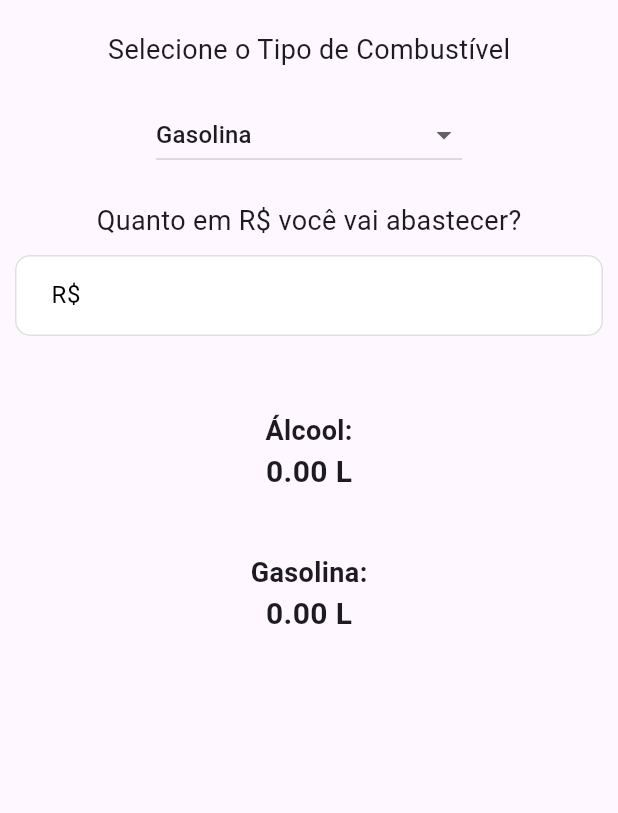
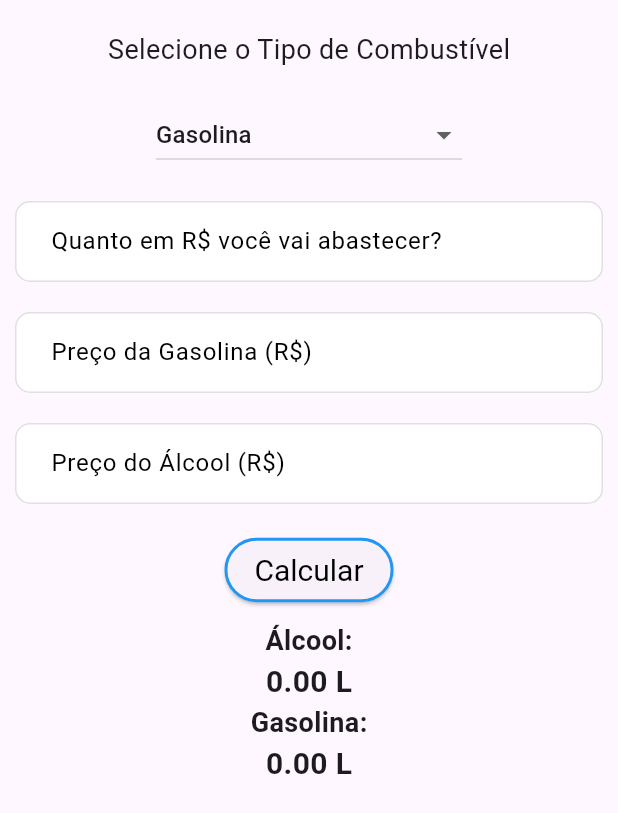
Before and after one commit to masamps/fuel_tune, a Flutter app: the ValorInfo widget shown alone on an empty page, opened directly, on a phone screen of 412 x 824 dp. Shown: the top 813 px of the screen. Run offline on Flutter 3.47's test engine with Material 3 defaults, Android fonts, the phone set to English and light mode, and no system bars; our stand-ins replace animated_toggle_switch.

Commit message:
!Finaliza seção Mistura -> Valor

```diff
--- a/fuel_tune/lib/screens/home/mixture_page/valor_info.dart
+++ b/fuel_tune/lib/screens/home/mixture_page/valor_info.dart
@@ -1,6 +1,7 @@
 import 'package:flutter/material.dart';
 import 'package:fuel_tune/models/tipo_combustivel.dart';
 import 'package:fuel_tune/services/calculo_combustivel.dart';
+import 'package:fuel_tune/widgets/input_field_widget.dart';
 
 class ValorInfo extends StatefulWidget {
   @override
@@ -10,6 +11,8 @@ class ValorInfo extends StatefulWidget {
 class _ValorInfoState extends State<ValorInfo> {
   String? selectedCombustivel;
   TextEditingController litroController = TextEditingController();
+  TextEditingController precoGasolinaController = TextEditingController();
+  TextEditingController precoAlcoolController = TextEditingController();
   double alcool = 0.0;
   double gasolina = 0.0;
 
@@ -24,7 +27,7 @@ class _ValorInfoState extends State<ValorInfo> {
     return Column(
       children: [
         const Padding(
-          padding: EdgeInsets.only(top:20, bottom: 20),
+          padding: EdgeInsets.only(top: 20, bottom: 20),
           child: Text(
             'Selecione o Tipo de Combustível',
             style: TextStyle(fontSize: 18),
@@ -48,51 +51,35 @@ class _ValorInfoState extends State<ValorInfo> {
           ),
         ),
         const SizedBox(height: 20),
-        const Text(
-          'Quanto em R\$ você vai abastecer?',
-          style: TextStyle(fontSize: 18),
+        InputFieldWidget(
+          controller: litroController,
+          labelText: 'Quanto em R\$ você vai abastecer?',
+          hintText: 'Ex: 50',
         ),
-        Padding(
-          padding: const EdgeInsets.only(top:10, left: 10, right: 10),
-          child: TextField(
-            controller: litroController,
-            keyboardType: TextInputType.number,
-            decoration: InputDecoration(
-              hintText: 'Ex: 10',
-              labelText: 'R\$',
-              hintStyle: const TextStyle(color: Colors.grey),
-              labelStyle: const TextStyle(color: Colors.black),
-              filled: true,
-              fillColor: Colors.white,
-              contentPadding:
-              const EdgeInsets.symmetric(vertical: 15, horizontal: 20),
-              border: OutlineInputBorder(
-                borderRadius: BorderRadius.circular(10),
-                borderSide: const BorderSide(color: Colors.grey, width: 1),
-              ),
-              focusedBorder: OutlineInputBorder(
-                borderRadius: BorderRadius.circular(10),
-                borderSide: const BorderSide(color: Colors.blue, width: 2),
-              ),
-              enabledBorder: OutlineInputBorder(
-                borderRadius: BorderRadius.circular(10),
-                borderSide: BorderSide(color: Colors.grey.shade300, width: 1),
-              ),
-            ),
-            onEditingComplete: () {
-              double litros = double.tryParse(litroController.text) ?? 0.0;
-
-              var resultado = CalculoCombustivelValor.calcularProporcao(
-                  litros, selectedCombustivel!);
-
-              setState(() {
-                alcool = resultado['alcool']!;
-                gasolina = resultado['gasolina']!;
-              });
-            },
+        const SizedBox(height: 20),
+        InputFieldWidget(
+          controller: precoGasolinaController,
+          labelText: 'Preço da Gasolina (R\$)',
+          hintText: 'Ex: 5.79',
+        ),
+        const SizedBox(height: 20),
+        InputFieldWidget(
+          controller: precoAlcoolController,
+          labelText: 'Preço do Álcool (R\$)',
+          hintText: 'Ex: 4.29',
+        ),
+        const SizedBox(height: 20),
+        ElevatedButton(
+          onPressed: _calcular,
+          style: ElevatedButton.styleFrom(
+            side: const BorderSide(color: Colors.blue, width: 2),
+            padding: const EdgeInsets.symmetric(horizontal: 20, vertical: 10),
+            textStyle: const TextStyle(fontSize: 20),
+            foregroundColor: Colors.black,
           ),
+          child: const Text('Calcular'),
         ),
-        const SizedBox(height: 50),
+        const SizedBox(height: 10),
         Column(
           children: [
             const Text(
@@ -104,7 +91,6 @@ class _ValorInfoState extends State<ValorInfo> {
                 const TextStyle(fontSize: 20, fontWeight: FontWeight.bold)),
           ],
         ),
-        const SizedBox(height: 40),
         const Text(
           'Gasolina:',
           style: TextStyle(fontSize: 18, fontWeight: FontWeight.bold),
@@ -116,4 +102,30 @@ class _ValorInfoState extends State<ValorInfo> {
       ],
     );
   }
+
+  void _calcular() {
+    double litros = double.tryParse(litroController.text) ?? 0.0;
+    double precoGasolina = double.tryParse(precoGasolinaController.text) ?? 0.0;
+    double precoAlcool = double.tryParse(precoAlcoolController.text) ?? 0.0;
+
+    if (litros > 0 && precoGasolina > 0 && precoAlcool > 0) {
+      var resultado = CalculoCombustivelValor.calcularProporcao(
+        litros,
+        precoGasolina,
+        precoAlcool,
+        selectedCombustivel!,
+      );
+
+      setState(() {
+        alcool = resultado['alcool']!;
+        gasolina = resultado['gasolina']!;
+      });
+    } else {
+      ScaffoldMessenger.of(context).showSnackBar(
+        const SnackBar(
+          content: Text('Por favor, insira todos os valores corretamente.'),
+        ),
+      );
+    }
+  }
 }
--- /dev/null
+++ b/fuel_tune/lib/widgets/input_field_widget.dart
@@ -0,0 +1,47 @@
+import 'package:flutter/material.dart';
+
+class InputFieldWidget extends StatelessWidget {
+  final TextEditingController controller;
+  final String labelText;
+  final String hintText;
+
+  const InputFieldWidget({
+    Key? key,
+    required this.controller,
+    required this.labelText,
+    required this.hintText,
+  }) : super(key: key);
+
+  @override
+  Widget build(BuildContext context) {
+    return Padding(
+      padding: const EdgeInsets.symmetric(horizontal: 10),
+      child: TextField(
+        controller: controller,
+        keyboardType: TextInputType.number,
+        decoration: InputDecoration(
+          labelText: labelText,
+          hintText: hintText,
+          hintStyle: const TextStyle(color: Colors.grey),
+          labelStyle: const TextStyle(color: Colors.black),
+          filled: true,
+          fillColor: Colors.white,
+          contentPadding:
+          const EdgeInsets.symmetric(vertical: 15, horizontal: 20),
+          border: OutlineInputBorder(
+            borderRadius: BorderRadius.circular(10),
+            borderSide: const BorderSide(color: Colors.grey, width: 1),
+          ),
+          focusedBorder: OutlineInputBorder(
+            borderRadius: BorderRadius.circular(10),
+            borderSide: const BorderSide(color: Colors.blue, width: 2),
+          ),
+          enabledBorder: OutlineInputBorder(
+            borderRadius: BorderRadius.circular(10),
+            borderSide: BorderSide(color: Colors.grey.shade300, width: 1),
+          ),
+        ),
+      ),
+    );
+  }
+}
```
